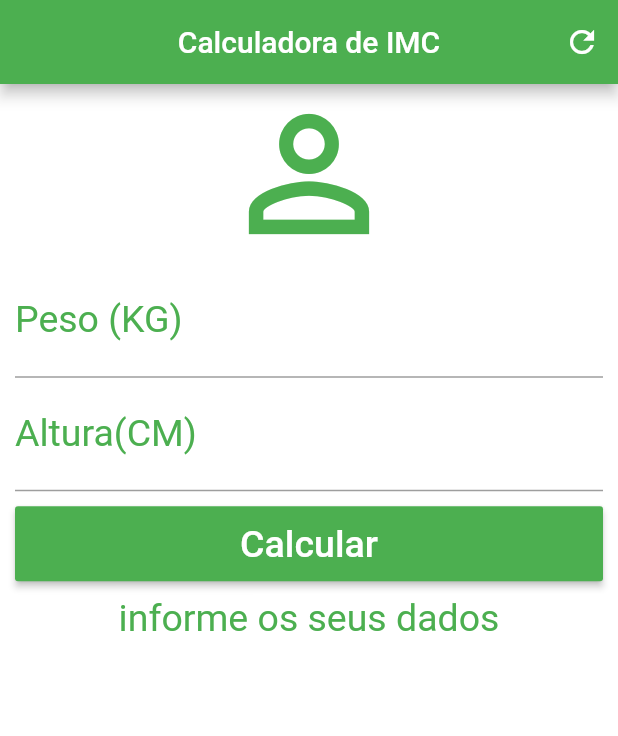
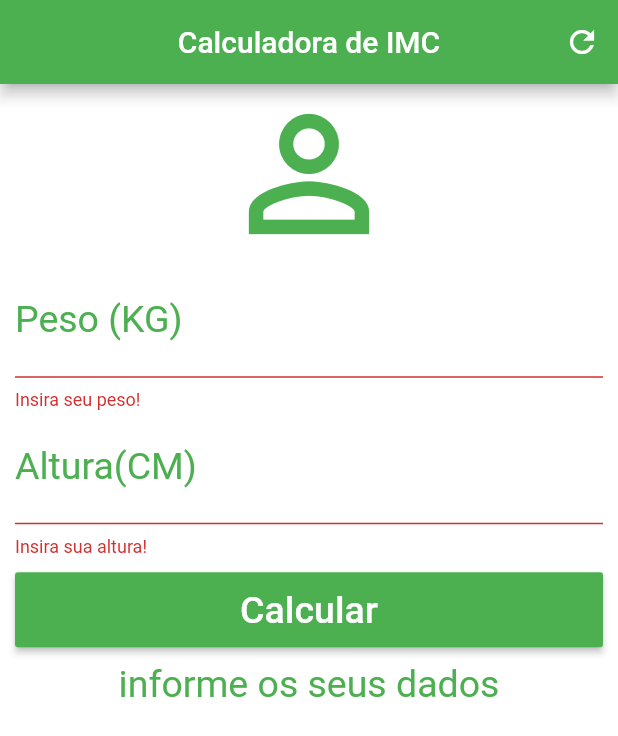
Before and after one commit to allanlucio/IMC-Flutter, a Flutter app: the screen it shows after launch, after a tap on "Calcular", on a phone screen of 412 x 824 dp. Shown: the top 736 px of the screen. Run offline on Flutter 3.47's test engine with Material 2 defaults, Android fonts, the phone set to English and light mode, and no system bars.

```diff
--- a/lib/main.dart
+++ b/lib/main.dart
@@ -14,18 +14,20 @@ class Home extends StatefulWidget {
 class _HomeState extends State<Home> {
   TextEditingController weighController = TextEditingController();
   TextEditingController heightController = TextEditingController();
+  GlobalKey<FormState> _formKey = GlobalKey<FormState>();
 
   String _infoText = "informe os seus dados";
 
   void _resetFields() {
-    setState(() {
     weighController.text = "";
     heightController.text = "";
+    setState(() {
       _infoText = "informe os seus dados";
+      _formKey = GlobalKey<FormState>();
     });
   }
 
-  void calculate() {
+  void _calculate() {
     setState(() {
       double weight = double.parse(weighController.text);
       double height = double.parse(heightController.text) / 100;
@@ -34,19 +36,15 @@ class _HomeState extends State<Home> {
 
       if (imc < 18.6) {
         _infoText = "abaixo do peso (${imc.toStringAsPrecision(4)}).";
-      }else if( imc >= 18.6 && imc < 24.9){
+      } else if (imc >= 18.6 && imc < 24.9) {
         _infoText = "Peso Ideal (${imc.toStringAsPrecision(4)}).";
-      }
-      else if( imc >= 24.9 && imc < 29.9){
+      } else if (imc >= 24.9 && imc < 29.9) {
         _infoText = "Levemente acima do peso (${imc.toStringAsPrecision(4)}).";
-      }
-      else if( imc >= 29.9 && imc < 34.9){
+      } else if (imc >= 29.9 && imc < 34.9) {
         _infoText = "Obesidade Grau I (${imc.toStringAsPrecision(4)}).";
-      }
-      else if( imc >= 34.9 && imc < 39.9){
+      } else if (imc >= 34.9 && imc < 39.9) {
         _infoText = "Obesidade Grau II (${imc.toStringAsPrecision(4)}).";
-      }
-      else if( imc >= 40.0){
+      } else if (imc >= 40.0) {
         _infoText = "Obesidade Grau III (${imc.toStringAsPrecision(4)}).";
       }
     });
@@ -69,6 +67,8 @@ class _HomeState extends State<Home> {
         ),
         body: SingleChildScrollView(
             padding: EdgeInsets.fromLTRB(10.0, 0.0, 10.0, 0.0),
+            child: Form(
+              key: _formKey,
               child: Column(
                 crossAxisAlignment: CrossAxisAlignment.stretch,
                 children: <Widget>[
@@ -77,20 +77,31 @@ class _HomeState extends State<Home> {
                     size: 120,
                     color: Colors.green,
                   ),
-              TextField(
+                  TextFormField(
+
                     controller: weighController,
                     style: TextStyle(color: Colors.green, fontSize: 25.0),
                     textAlign: TextAlign.center,
                     keyboardType: TextInputType.number,
+                    validator: (value){
+                      if(value.isEmpty){
+                        return "Insira seu peso!";
+                      }
+                    },
                     decoration: InputDecoration(
                         labelText: "Peso (KG)",
                         labelStyle: TextStyle(color: Colors.green)),
                   ),
-              TextField(
+                  TextFormField(
                     controller: heightController,
                     style: TextStyle(color: Colors.green, fontSize: 25.0),
                     textAlign: TextAlign.center,
                     keyboardType: TextInputType.number,
+                    validator: (value){
+                      if(value.isEmpty){
+                        return "Insira sua altura!";
+                      }
+                    },
                     decoration: InputDecoration(
                         labelText: "Altura(CM)",
                         labelStyle: TextStyle(color: Colors.green)),
@@ -100,7 +111,11 @@ class _HomeState extends State<Home> {
                     child: Container(
                       height: 50.0,
                       child: RaisedButton(
-                    onPressed: calculate,
+                        onPressed: (){
+                          if(_formKey.currentState.validate()){
+                            _calculate();
+                          }
+                        },
                         child: Text(
                           "Calcular",
                           style: TextStyle(color: Colors.white, fontSize: 25.0),
@@ -116,6 +131,6 @@ class _HomeState extends State<Home> {
                   )
                 ],
               ),
-        ));
+            )));
   }
 }
```
Lines whose indentation alone changed are shown as unchanged.
